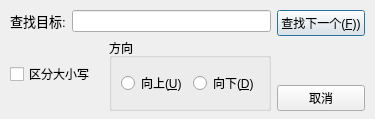
Qt form finddialog.ui (Ciky03/QT_lab2) before a commit.
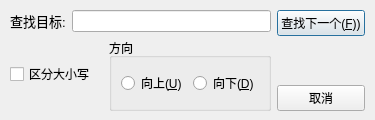
The same form after that commit.

Commit message: 新增替换对话框,并通过替换按钮调用

```diff
--- a/finddialog.ui
+++ b/finddialog.ui
@@ -7,13 +7,25 @@
     <x>0</x>
     <y>0</y>
     <width>375</width>
-    <height>119</height>
+    <height>120</height>
    </rect>
   </property>
+  <property name="minimumSize">
+   <size>
+    <width>375</width>
+    <height>120</height>
+   </size>
+  </property>
+  <property name="maximumSize">
+   <size>
+    <width>375</width>
+    <height>120</height>
+   </size>
+  </property>
   <property name="windowTitle">
    <string>查找</string>
   </property>
-  <widget class="QWidget" name="">
+  <widget class="QWidget" name="layoutWidget">
    <property name="geometry">
     <rect>
      <x>10</x>
```
The commit also changes 6 other files.
